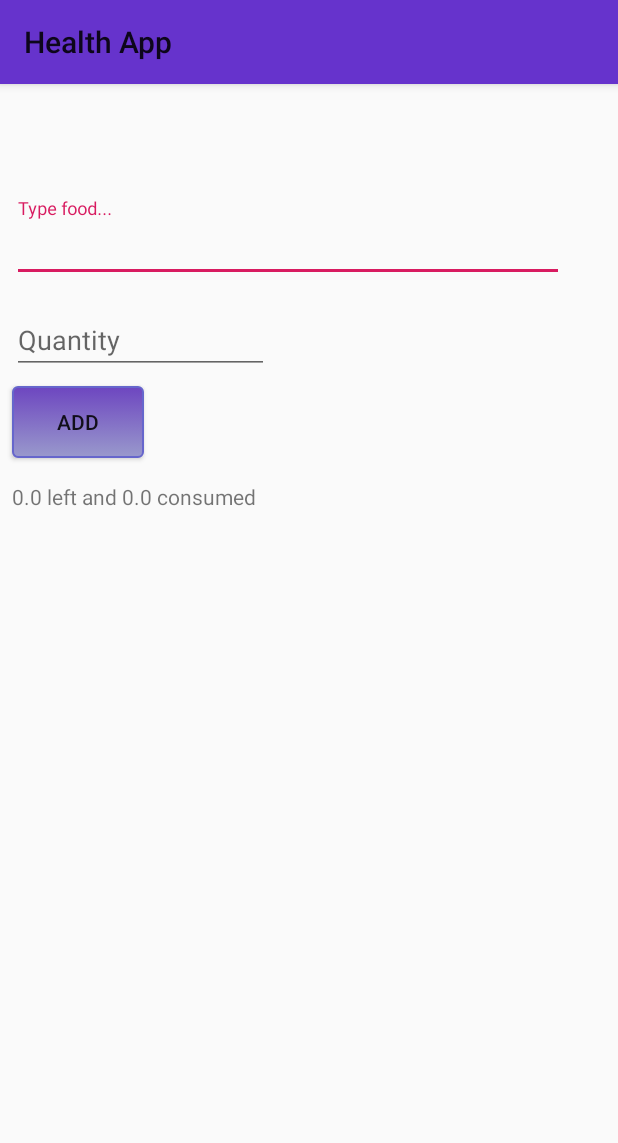
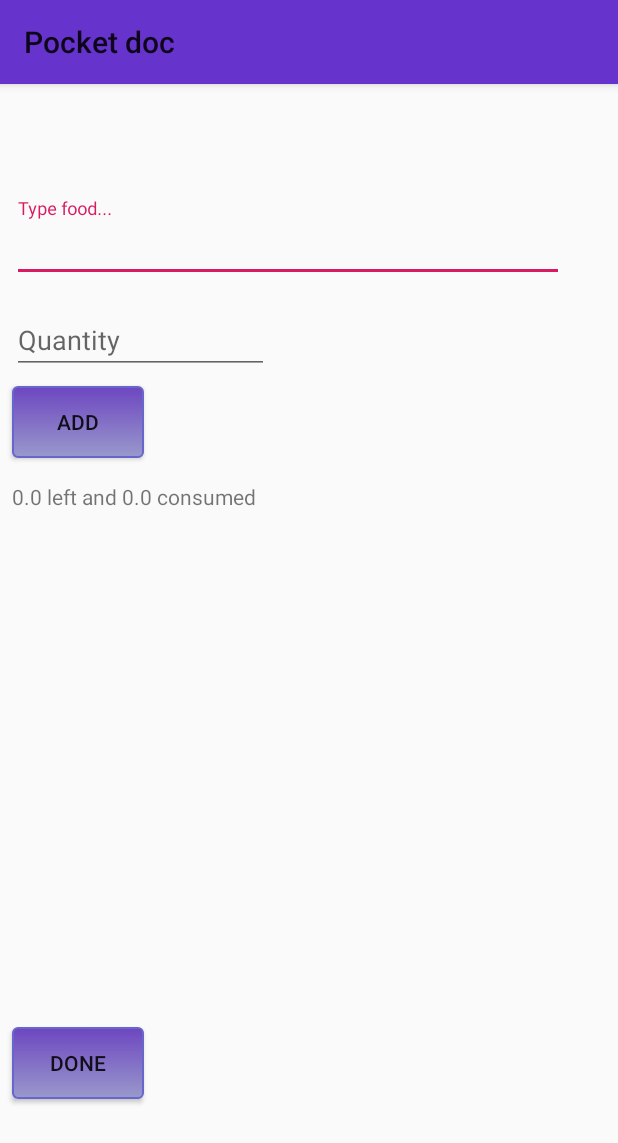
Before and after one commit to lorenabodea/HealthApp, an Android app: the MenuActivity screen opened directly, with no data from a screen before it, on a phone screen of 412 x 824 dp. Shown: the top 1143 px of the screen. Run offline under Robolectric (Android 15) with nearby library versions, the phone set to English and light mode, and no system bars; our stand-ins replace Firebase (no records; nobody signed in at launch, a user with empty details on screens opened directly); 2 statements that could not run were skipped.

Commit message:
modified menu

```diff
--- a/app/src/main/res/layout/activity_main.xml
+++ b/app/src/main/res/layout/activity_main.xml
@@ -35,6 +35,7 @@
                     android:padding="10dp"/>
                 <TextView
                     android:layout_width="wrap_content"
+                    android:gravity="center"
                     android:layout_height="wrap_content"
                     android:textStyle="bold"
                     android:layout_marginTop="10dp"
--- a/app/src/main/res/layout/activity_menu.xml
+++ b/app/src/main/res/layout/activity_menu.xml
@@ -85,7 +85,7 @@
     <ListView
         android:id="@+id/menu_lv"
         android:layout_width="395dp"
-        android:layout_height="409dp"
+        android:layout_height="320dp"
         android:layout_marginStart="8dp"
         android:layout_marginLeft="8dp"
         android:layout_marginEnd="8dp"
@@ -94,4 +94,19 @@
         app:layout_constraintBottom_toBottomOf="parent"
         app:layout_constraintEnd_toEndOf="parent"
         app:layout_constraintStart_toStartOf="parent" />
+
+    <Button
+        android:background="@drawable/mybutton"
+        android:id="@+id/menu_finish"
+        android:layout_width="wrap_content"
+        android:layout_height="wrap_content"
+        android:layout_marginStart="8dp"
+        android:layout_marginLeft="8dp"
+        android:layout_marginTop="8dp"
+        android:layout_marginEnd="8dp"
+        android:layout_marginRight="8dp"
+        android:layout_marginBottom="8dp"
+        android:text="@string/menu_finish"
+        app:layout_constraintHorizontal_bias="0.584"
+      />
 </LinearLayout>
--- a/app/src/main/res/values/strings.xml
+++ b/app/src/main/res/values/strings.xml
@@ -1,5 +1,5 @@
 <resources>
-    <string name="app_name">Health App</string>
+    <string name="app_name">Pocket doc</string>
     <string name="menu_home">Home</string>
     <string name="menu_profile">My profile</string>
     <string name="create_profile_title">Profile</string>
@@ -60,7 +60,7 @@
     <string name="menu_log_out">Log out</string>
     <string name="glycemiy_graph_title">Glycemic graph</string>
     <string name="main_profile">General profile</string>
-    <string name="main_glycemic_graph">Graapgh with glycemic values</string>
+    <string name="main_glycemic_graph">Graph with glycemic values</string>
     <string name="main_treatment_profile">Custom treatment</string>
     <string name="graph_options_title">Choose options for graph</string>
     <string name="graph_option_beforeAfterMeal">Values before/after meals</string>
@@ -72,6 +72,22 @@
     <string name="menu_language">Language</string>
     <string name="menu_guide">Guide</string>
     <string name="menu_terms">Terms and conditions</string>
+    <string name="dialog_language_title">Choose language</string>
+    <string name="main_text_1">Hello! For today, you have</string>
+    <string name="main_text_2">carbohydrates left and you consumed</string>
+    <string name="main_text_3">calories</string>
+    <string name="menu_text2_1">Hello! For today, you have exceeded the carbohydrates number with</string>
+    <string name="menu_text2_2">grams and you consumed</string>
+    <string name="menu_finish">Done</string>
+    <string name="hyperglycemic">Blood sugar level is too high!</string>
+    <string name="hipoglicemic">Blood sugar level is too low!</string>
+    <string name="noFoodError1">No food found with the name:</string>
+    <string name="noFoodError2">was found</string>
+    <string name="carbsExceeded1">carbs exceeded and</string>
+    <string name="carbsExceeded2">calories consumed</string>
+    <string name="carbsExceeded3">carbs left and</string>
+    <string name="menuDialogTitle">Exceeded carbs limit warning</string>
+    <string name="terms_and_conditions">Prezenta aplicație nu reprezintă indicația directa a unui medic individualizata pe situația fiecărui pacient. In cazul in care exista aspecte deosebite care pot duce la complicații, va rugam sa apelați la un medic specializat. Sfaturile acordate se bazează pe experiența medicilor specializați pe o gama variata de subiecți, dar sunt strict orientative. Pentru un tratament individualizat, propunem suplimentar aplicației, solicitarea unei păreri specializate din partea medicilor.</string>
     <string-array name="isBeforeMealList">
         <item>None</item>
         <item>Before meal</item>
```
Also changed, not shown: app/src/main/AndroidManifest.xml (+8 -8 lines), app/src/main/java/com/example/healthapp/DailyTreatmentActivity.java (+1 -20 lines), app/src/main/java/com/example/healthapp/GlycemicProfileActivity.java (+3 -22 lines), app/src/main/java/com/example/healthapp/MainActivity.java (+73 -64 lines), app/src/main/java/com/example/healthapp/MenuActivity.java (+17 -5 lines), 1 other file.
